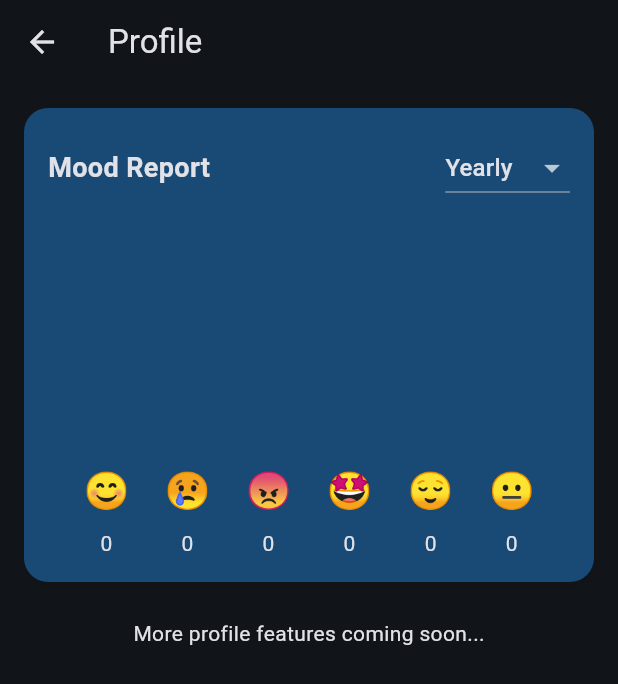
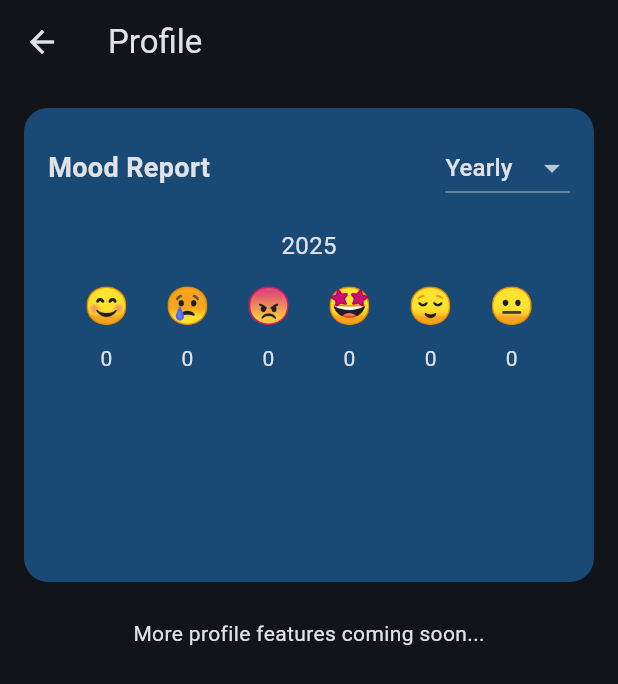
Before and after one commit to nikosnoir/CSC660diaryFP, a Flutter app: the ProfilePage screen opened directly with empty values, on a phone screen of 412 x 824 dp. Shown: the top 684 px of the screen. Run offline on Flutter 3.47's test engine with Material 3 defaults, Android fonts, the phone set to English and light mode, and no system bars; our stand-ins replace table_calendar.

```diff
--- a/lib/profile_page.dart
+++ b/lib/profile_page.dart
@@ -12,12 +12,55 @@ class ProfilePage extends StatefulWidget {
 }
 
 class _ProfilePageState extends State<ProfilePage> {
-  String _filter = 'All'; // All, Monthly, Weekly
+  String _filter = 'All'; // All = Yearly
+  late PageController _pageController;
+  late int _currentIndex;
 
-  Map<String, int> _calculateEmotionCounts() {
+  final DateTime _now = DateTime.now();
+
+  @override
+  void initState() {
+    super.initState();
+    _currentIndex = _getInitialIndex();
+    _pageController = PageController(initialPage: _currentIndex);
+  }
+
+  int _getInitialIndex() {
+    if (_filter == 'All') {
+      final years = _generateYearList();
+      return years.indexOf(_now.year);
+    } else if (_filter == 'Monthly') {
+      return _now.month - 1;
+    } else {
+      final weeks = _generateWeekList();
+      for (int i = 0; i < weeks.length; i++) {
+        final weekStart = weeks[i];
+        final weekEnd = weekStart.add(const Duration(days: 6));
+        if (!(_now.isBefore(weekStart) || _now.isAfter(weekEnd))) {
+          return i;
+        }
+      }
+    }
+    return 0;
+  }
+
+  List<int> _generateYearList() {
+    int currentYear = _now.year;
+    return List.generate(5, (index) => currentYear - 2 + index);
+  }
+
+  List<DateTime> _generateMonthList() {
+    return List.generate(12, (i) => DateTime(_now.year, i + 1));
+  }
+
+  List<DateTime> _generateWeekList() {
+    final today = DateTime(_now.year, _now.month, _now.day);
+    final weekStart = today.subtract(Duration(days: today.weekday - 1));
+    return List.generate(5, (i) => weekStart.subtract(Duration(days: 7 * (2 - i))));
+  }
+
+  Map<String, int> _calculateEmotionCountsFor(DateTime period) {
     final counts = <String, int>{};
-    final now = DateTime.now();
-
     for (final key in emotions.keys) {
       counts[key] = 0;
     }
@@ -25,18 +68,23 @@ class _ProfilePageState extends State<ProfilePage> {
     for (final entry in widget.entries) {
       try {
         final parts = entry.date.split('/');
-        final entryDate = DateTime(int.parse(parts[2]), int.parse(parts[1]), int.parse(parts[0]));
+        final entryDate = DateTime(
+          int.parse(parts[2]),
+          int.parse(parts[1]),
+          int.parse(parts[0]),
+        );
 
         if (_filter == 'All') {
+          if (entryDate.year == period.year) {
             counts[entry.emotion] = (counts[entry.emotion] ?? 0) + 1;
+          }
         } else if (_filter == 'Monthly') {
-          if (entryDate.year == now.year && entryDate.month == now.month) {
+          if (entryDate.year == period.year && entryDate.month == period.month) {
             counts[entry.emotion] = (counts[entry.emotion] ?? 0) + 1;
           }
         } else if (_filter == 'Weekly') {
-          final weekStart = now.subtract(Duration(days: now.weekday - 1));
+          final weekStart = period;
           final weekEnd = weekStart.add(const Duration(days: 6));
-
           if (!entryDate.isBefore(weekStart) && !entryDate.isAfter(weekEnd)) {
             counts[entry.emotion] = (counts[entry.emotion] ?? 0) + 1;
           }
@@ -49,12 +97,11 @@ class _ProfilePageState extends State<ProfilePage> {
 
   @override
   Widget build(BuildContext context) {
-    final counts = _calculateEmotionCounts();
-    final highestCount = counts.values.isNotEmpty
-        ? counts.values.reduce((a, b) => a > b ? a : b)
-        : 1;
-
-    final emotionKeys = emotions.keys.toList();
+    final List<dynamic> periods = _filter == 'All'
+        ? _generateYearList()
+        : _filter == 'Monthly'
+            ? _generateMonthList()
+            : _generateWeekList();
 
     return Scaffold(
       appBar: AppBar(
@@ -84,7 +131,6 @@ class _ProfilePageState extends State<ProfilePage> {
               ),
               child: Column(
                 children: [
-                  // Title and Dropdown in same row
                   Row(
                     mainAxisAlignment: MainAxisAlignment.spaceBetween,
                     children: [
@@ -100,24 +146,47 @@ class _ProfilePageState extends State<ProfilePage> {
                           DropdownMenuItem(value: 'Weekly', child: Text('Weekly')),
                         ],
                         onChanged: (val) {
-                          if (val != null) setState(() => _filter = val);
+                          if (val != null) {
+                            setState(() {
+                              _filter = val;
+                              _currentIndex = _getInitialIndex();
+                              _pageController = PageController(initialPage: _currentIndex);
+                            });
+                          }
                         },
                       ),
                     ],
                   ),
                   const SizedBox(height: 16),
+                  SizedBox(
+                    height: 220,
+                    child: PageView.builder(
+                      controller: _pageController,
+                      onPageChanged: (index) {
+                        setState(() => _currentIndex = index);
+                      },
+                      itemCount: periods.length,
+                      itemBuilder: (context, index) {
+                        final period = periods[index];
+                        final counts = _calculateEmotionCountsFor(
+                            period is int ? DateTime(period) : period);
+                        final highest = counts.values.isEmpty ? 1 : counts.values.reduce((a, b) => a > b ? a : b);
+                        final label = _filter == 'All'
+                            ? period.toString()
+                            : _filter == 'Monthly'
+                                ? '${_monthName(period.month)} ${period.year}'
+                                : 'Week of ${_formatDate(period)}';
 
-                  counts.isEmpty
-                      ? const Center(child: Text('No data to display.'))
-                      : SizedBox(
-                          height: 220,
-                          child: Row(
+                        return Column(
+                          children: [
+                            Text(label, style: const TextStyle(fontSize: 16)),
+                            const SizedBox(height: 12),
+                            Row(
                               mainAxisAlignment: MainAxisAlignment.spaceEvenly,
                               crossAxisAlignment: CrossAxisAlignment.end,
-                            children: emotionKeys.map((key) {
-                              final count = counts[key]!;
-                              final barHeight = (count / highestCount) * 120;
-
+                              children: emotions.keys.map((key) {
+                                final count = counts[key] ?? 0;
+                                final barHeight = (count / highest) * 120;
                                 return Column(
                                   mainAxisAlignment: MainAxisAlignment.end,
                                   children: [
@@ -137,11 +206,14 @@ class _ProfilePageState extends State<ProfilePage> {
                                 );
                               }).toList(),
                             ),
+                          ],
+                        );
+                      },
+                    ),
                   ),
                 ],
               ),
             ),
-
             const SizedBox(height: 24),
             const Text('More profile features coming soon...'),
           ],
@@ -149,4 +221,16 @@ class _ProfilePageState extends State<ProfilePage> {
       ),
     );
   }
+
+  String _formatDate(DateTime date) {
+    return "${date.day.toString().padLeft(2, '0')}/${date.month.toString().padLeft(2, '0')}";
   }
+
+  String _monthName(int month) {
+    const months = [
+      'Jan', 'Feb', 'Mar', 'Apr', 'May', 'Jun',
+      'Jul', 'Aug', 'Sep', 'Oct', 'Nov', 'Dec'
+    ];
+    return months[month - 1];
+  }
+}
```
Lines whose indentation alone changed are shown as unchanged.
